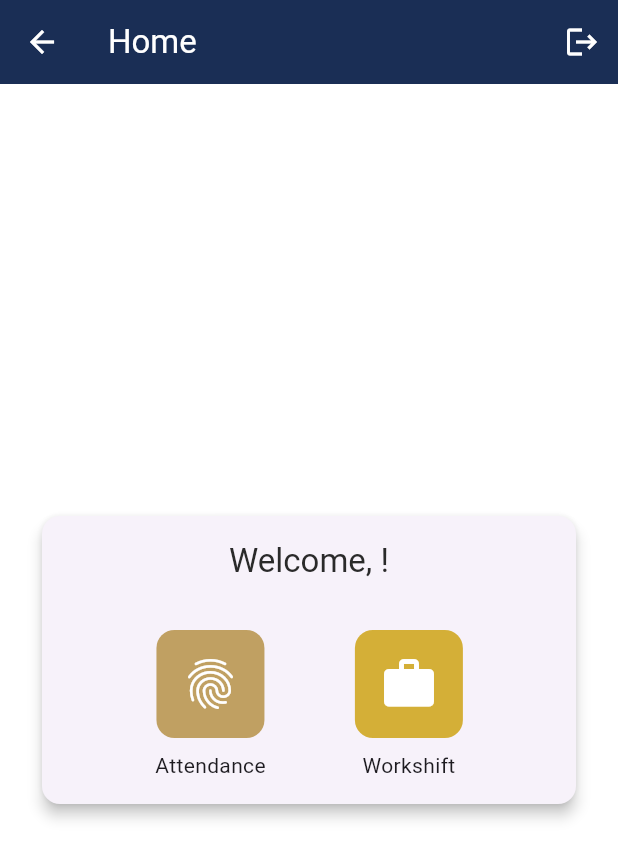
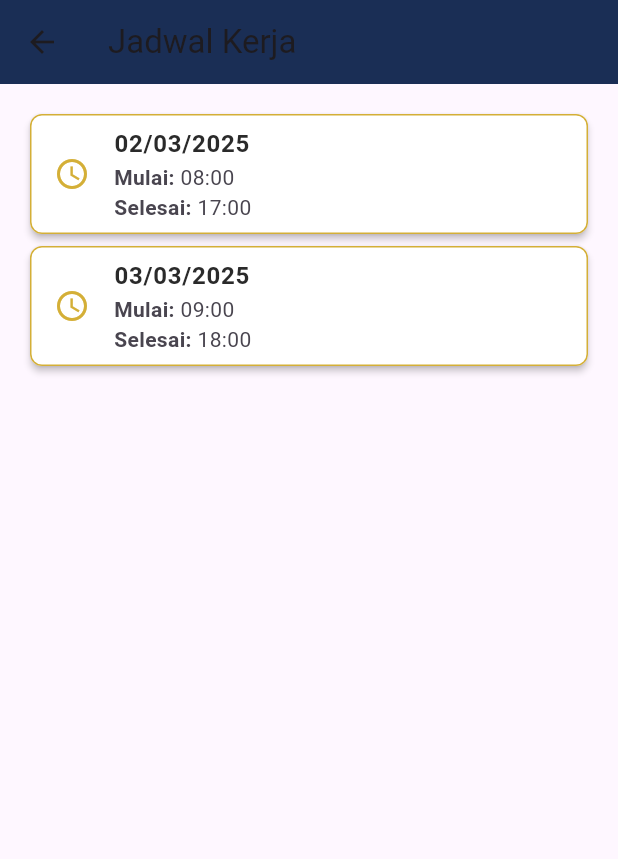
Before and after one commit to rifkisururi/hrms, a Flutter app: the HomePage screen opened by its route, after a tap on the "work" icon, on a phone screen of 412 x 824 dp. Shown: the top 859 px of the screen. Run offline on Flutter 3.47's test engine with Material 3 defaults, Android fonts, the phone set to English and light mode, and no system bars; our stand-ins replace animate_do, flutter_map, geolocator, image_picker, latlong2, shared_preferences and 1 more; missing offline and left inert: flutter_map_marker_cluster; accounts and stored records are empty.

Commit message:
workshiff page

```diff
--- a/lib/home_page.dart
+++ b/lib/home_page.dart
@@ -4,6 +4,7 @@ import 'package:animate_do/animate_do.dart'; // Import animate_do package
 import 'attendance/attendance_page.dart';
 import 'login_page.dart';
 import 'config.dart';
+import 'workshift_page.dart';
 
 class HomePage extends StatefulWidget {
   const HomePage({super.key});
@@ -100,7 +101,11 @@ class _HomePageState extends State<HomePage> {
                           'Workshift',
                           Color(AppColors.secondaryColor),
                           () {
-                            // TODO: Implement Workshift functionality
+                            Navigator.of(context).push(
+                              MaterialPageRoute(
+                                builder: (context) => const WorkshiftPage(),
+                              ),
+                            );
                           },
                         ),
                       ],
--- /dev/null
+++ b/lib/workshift_page.dart
@@ -0,0 +1,83 @@
+import 'package:flutter/material.dart';
+import 'config.dart';
+
+class WorkshiftPage extends StatefulWidget {
+  const WorkshiftPage({super.key});
+
+  @override
+  State<WorkshiftPage> createState() => _WorkshiftPageState();
+}
+
+class _WorkshiftPageState extends State<WorkshiftPage> {
+  final List<Map<String, String>> shifts = [
+    {'date': '02/03/2025', 'start': '08:00', 'end': '17:00'},
+    {'date': '03/03/2025', 'start': '09:00', 'end': '18:00'},
+  ];
+
+  @override
+  Widget build(BuildContext context) {
+    return Scaffold(
+      appBar: AppBar(
+        title: const Text('Jadwal Kerja'),
+        backgroundColor: Color(AppColors.primaryColor),
+      ),
+      body: ListView.builder(
+        padding: const EdgeInsets.all(16),
+        itemCount: shifts.length,
+        itemBuilder: (context, index) {
+          return Card(
+            color: Color(AppColors.backgroundColor),
+            elevation: 2,
+            shape: RoundedRectangleBorder(
+              side: BorderSide(
+                color: Color(AppColors.secondaryColor),
+                width: 1,
+              ),
+              borderRadius: BorderRadius.circular(8),
+            ),
+            child: ListTile(
+              leading: Icon(
+                Icons.access_time,
+                color: Color(AppColors.secondaryColor),
+              ),
+              title: Text(
+                shifts[index]['date']!,
+                style: TextStyle(
+                  color: Color(AppColors.textColor),
+                  fontWeight: FontWeight.bold,
+                ),
+              ),
+              subtitle: Column(
+                crossAxisAlignment: CrossAxisAlignment.start,
+                children: [
+                  Text.rich(
+                    TextSpan(
+                      children: [
+                        const TextSpan(
+                          text: 'Mulai: ',
+                          style: TextStyle(fontWeight: FontWeight.bold),
+                        ),
+                        TextSpan(text: shifts[index]['start']),
+                      ],
+                    ),
+                  ),
+                  Text.rich(
+                    TextSpan(
+                      children: [
+                        const TextSpan(
+                          text: 'Selesai: ',
+                          style: TextStyle(fontWeight: FontWeight.bold),
+                        ),
+                        TextSpan(text: shifts[index]['end']),
+                      ],
+                    ),
+                  ),
+                ],
+              ),
+            ),
+          );
+        },
+      ),
+    );
+  }
+}
```
